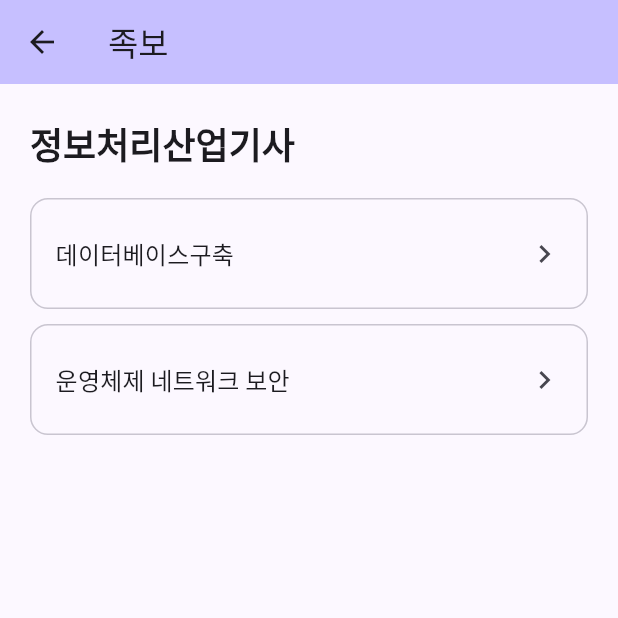
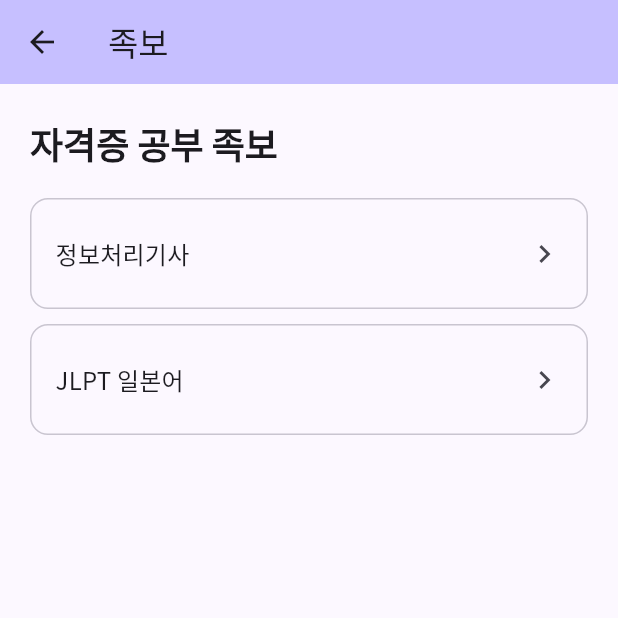
Before and after one commit to SeungYeon04/D_StudyQuiz, a Flutter app: the screen it shows after launch, in the side drawer, after a tap on "족보 바로가기", on a phone screen of 412 x 824 dp, the top half of it. Run offline on Flutter 3.47's test engine with Material 3 defaults, Android fonts, the light colour scheme and no system bars; our stand-ins replace flutter_markdown, google_fonts.

Commit message:
chore : 이름 변경

```diff
--- a/quiz_lock_app/lib/quiz/data/jokbo_catalog.dart
+++ b/quiz_lock_app/lib/quiz/data/jokbo_catalog.dart
@@ -9,11 +9,11 @@ class JokboEntry {
 class JokboCatalog {
   JokboCatalog._();
 
-  static const sectionTitle = '정보처리산업기사';
+  static const sectionTitle = '자격증 공부 족보';
 
   static const List<JokboEntry> entries = [
-    JokboEntry(title: '데이터베이스구축', assetPath: 'assets/jokbo/database.md'),
-    JokboEntry(title: '운영체제 네트워크 보안', assetPath: 'assets/jokbo/network.md'),
+    JokboEntry(title: '정보처리기사', assetPath: 'assets/jokbo/database.md'),
+    JokboEntry(title: 'JLPT 일본어', assetPath: 'assets/jokbo/network.md'),
   ];
 
   static List<String> get titles =>
```
